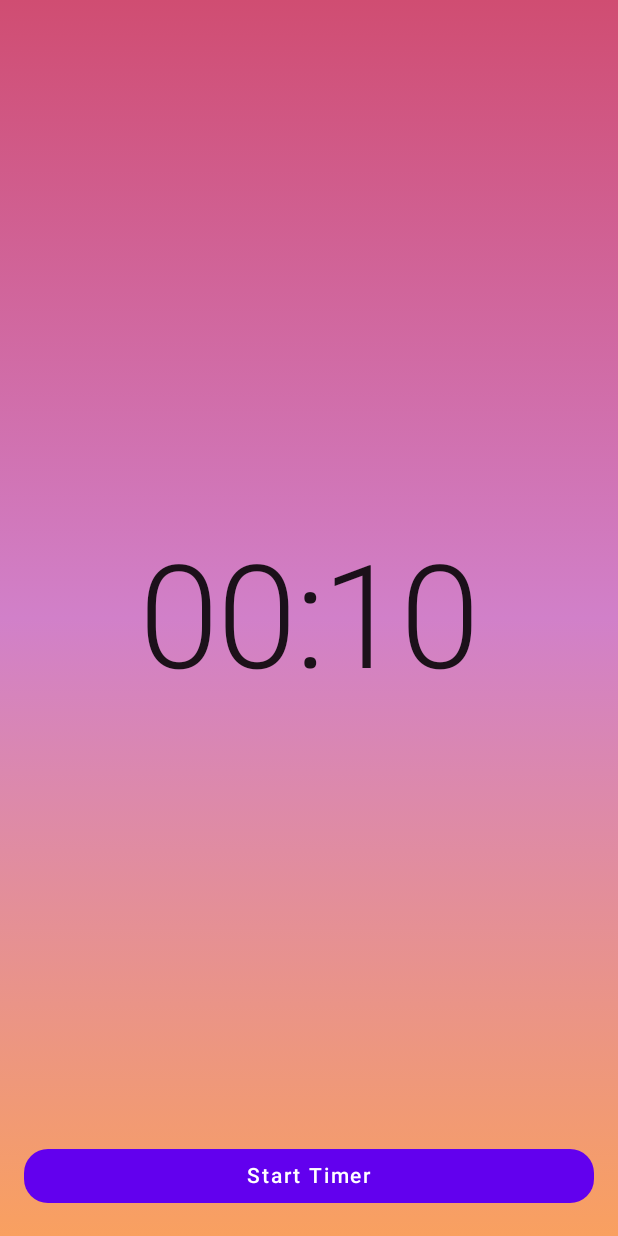
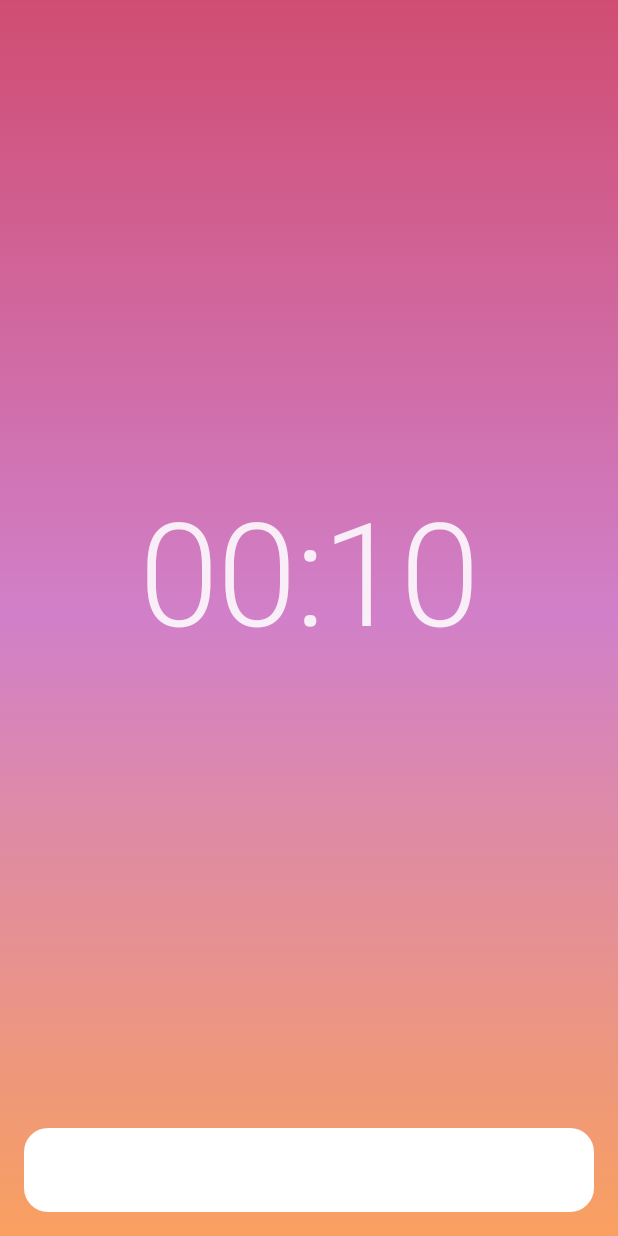
Before and after one commit to riggaroo/countdown-timer-compose, an Android app built with Jetpack Compose: the screen it shows after launch (MainActivity), on a phone screen of 412 x 824 dp. Run offline under Robolectric (Android 15) with nearby library versions, the phone set to English and light mode, and no system bars; our stand-ins replace livedata-compose; libraries missing offline, so code that uses them is left out: androidx.hilt.navigation.

Commit message:
Changed theme colours

```diff
--- /dev/null
+++ b/app/src/main/java/com/example/androiddevchallenge/timer/ui/TimerButton.kt
@@ -0,0 +1,39 @@
+package com.example.androiddevchallenge.timer.ui
+
+import androidx.compose.foundation.layout.fillMaxWidth
+import androidx.compose.foundation.layout.height
+import androidx.compose.foundation.layout.padding
+import androidx.compose.material.Button
+import androidx.compose.material.Text
+import androidx.compose.runtime.Composable
+import androidx.compose.ui.Modifier
+import androidx.compose.ui.res.stringResource
+import androidx.compose.ui.unit.dp
+import com.example.androiddevchallenge.R
+import com.example.androiddevchallenge.timer.TimerViewState
+
+@Composable
+fun TimerButton(timerViewState: TimerViewState, onButtonClick: () -> Unit){
+    Button(
+        elevation = null,
+        modifier = Modifier
+            .padding(16.dp)
+            .height(56.dp)
+            .fillMaxWidth(),
+        onClick = {
+            onButtonClick()
+        }) {
+        val text = when (timerViewState){
+            TimerViewState.IDLE -> {
+                stringResource(id = R.string.start_timer)
+            }
+            TimerViewState.RUNNING -> {
+                stringResource(id = R.string.stop_timer)
+            }
+            TimerViewState.FINISHED -> {
+                stringResource(id = R.string.restart_timer)
+            }
+        }
+        Text(text = text)
+    }
+}
--- a/app/src/main/java/com/example/androiddevchallenge/timer/ui/TimerScreen.kt
+++ b/app/src/main/java/com/example/androiddevchallenge/timer/ui/TimerScreen.kt
@@ -29,11 +29,15 @@ import androidx.compose.ui.draw.alpha
 import androidx.compose.ui.platform.LocalContext
 import androidx.compose.ui.res.stringResource
 import androidx.compose.ui.text.style.TextAlign
+import androidx.compose.ui.tooling.preview.Preview
 import androidx.compose.ui.unit.dp
 import androidx.navigation.NavController
 import com.example.androiddevchallenge.timer.ui.BackgroundGradient
 import com.example.androiddevchallenge.R
 import com.example.androiddevchallenge.timer.ext.formatDuration
+import com.example.androiddevchallenge.timer.ui.FlashingTimerText
+import com.example.androiddevchallenge.timer.ui.TimerButton
+import com.example.androiddevchallenge.timer.ui.TimerText
 import kotlinx.coroutines.flow.collect
 import kotlinx.coroutines.flow.receiveAsFlow
 
@@ -59,10 +63,21 @@ fun TimerScreen(timerViewModel: CountdownTimerViewModel, navController: NavContr
             }
         }
     }
+    TimerContents(state = state, onButtonPress = { timerViewModel.timerButtonPressed() })
+}
+
+@Preview
+@Composable
+fun PreviewTimerScreen() {
+    TimerContents(state = TimerModel(), onButtonPress = {  })
+}
+
+@Composable
+fun TimerContents(state: TimerModel, onButtonPress : () -> Unit) {
     Surface(color = MaterialTheme.colors.background) {
         BackgroundGradient()
-        Column(modifier = Modifier.padding(16.dp).fillMaxSize(),
-        verticalArrangement = Arrangement.Center) {
+        Column(modifier = Modifier.fillMaxSize().padding(bottom = 56.dp),
+            verticalArrangement = Arrangement.Center) {
             when (state.timerViewState) {
                 TimerViewState.RUNNING -> {
                     TimerText(timerText = state.durationRemaining.formatDuration())
@@ -79,7 +94,7 @@ fun TimerScreen(timerViewModel: CountdownTimerViewModel, navController: NavContr
             modifier = Modifier.fillMaxSize(),
             verticalArrangement = Arrangement.Bottom
         ){
-            TimerButton(state.timerViewState, onButtonClick = { timerViewModel.timerButtonPressed() })
+            TimerButton(state.timerViewState, onButtonClick = { onButtonPress() })
         }
     }
 }
@@ -107,57 +122,6 @@ fun playSound(mediaPlayer: MediaPlayer) {
     mediaPlayer.start()
 }
 
-fun stopPlayingSound(mediaPlayer: MediaPlayer){
+fun stopPlayingSound(mediaPlayer: MediaPlayer) {
     mediaPlayer.stop()
 }
-
-@Composable
-fun FlashingTimerText(timerText: String){
-    val infiniteTransition = rememberInfiniteTransition()
-    val alpha by infiniteTransition.animateFloat(
-        initialValue = 1.0f,
-        targetValue = 0.0f,
-        animationSpec = infiniteRepeatable(
-            animation = tween(400, easing = FastOutLinearInEasing),
-            repeatMode = RepeatMode.Reverse
-        )
-    )
-    TimerText(modifier = Modifier.alpha(alpha),
-        timerText = timerText)
-}
-
-@Composable
-fun TimerText(modifier: Modifier = Modifier, timerText: String) {
-    Text(modifier = modifier
-        .fillMaxWidth()
-        .padding(16.dp),
-        style = MaterialTheme.typography.h1,
-        text = timerText,
-        textAlign = TextAlign.Center
-    )
-}
-
-@Composable
-fun TimerButton(timerViewState: TimerViewState, onButtonClick: () -> Unit){
-    Button(
-        elevation = null,
-        modifier = Modifier
-            .padding(16.dp)
-            .fillMaxWidth(),
-        onClick = {
-            onButtonClick()
-        }) {
-        val text = when (timerViewState){
-            TimerViewState.IDLE -> {
-                stringResource(id = R.string.start_timer)
-            }
-            TimerViewState.RUNNING -> {
-                stringResource(id = R.string.stop_timer)
-            }
-            TimerViewState.FINISHED -> {
-                stringResource(id = R.string.restart_timer)
-            }
-        }
-        Text(text = text)
-    }
-}
--- /dev/null
+++ b/app/src/main/java/com/example/androiddevchallenge/timer/ui/TimerText.kt
@@ -0,0 +1,44 @@
+package com.example.androiddevchallenge.timer.ui
+
+import androidx.compose.animation.core.FastOutLinearInEasing
+import androidx.compose.animation.core.RepeatMode
+import androidx.compose.animation.core.animateFloat
+import androidx.compose.animation.core.infiniteRepeatable
+import androidx.compose.animation.core.rememberInfiniteTransition
+import androidx.compose.animation.core.tween
+import androidx.compose.foundation.layout.fillMaxWidth
+import androidx.compose.foundation.layout.padding
+import androidx.compose.material.MaterialTheme
+import androidx.compose.material.Text
+import androidx.compose.runtime.Composable
+import androidx.compose.runtime.getValue
+import androidx.compose.ui.Modifier
+import androidx.compose.ui.draw.alpha
+import androidx.compose.ui.text.style.TextAlign
+import androidx.compose.ui.unit.dp
+
+@Composable
+fun FlashingTimerText(timerText: String){
+    val infiniteTransition = rememberInfiniteTransition()
+    val alpha by infiniteTransition.animateFloat(
+        initialValue = 1.0f,
+        targetValue = 0.0f,
+        animationSpec = infiniteRepeatable(
+            animation = tween(400, easing = FastOutLinearInEasing),
+            repeatMode = RepeatMode.Reverse
+        )
+    )
+    TimerText(modifier = Modifier.alpha(alpha),
+        timerText = timerText)
+}
+
+@Composable
+fun TimerText(modifier: Modifier = Modifier, timerText: String) {
+    Text(modifier = modifier
+        .fillMaxWidth()
+        .padding(16.dp),
+        style = MaterialTheme.typography.h1,
+        text = timerText,
+        textAlign = TextAlign.Center
+    )
+}
--- a/app/src/main/java/com/example/androiddevchallenge/ui/theme/Color.kt
+++ b/app/src/main/java/com/example/androiddevchallenge/ui/theme/Color.kt
@@ -17,13 +17,12 @@ package com.example.androiddevchallenge.ui.theme
 
 import androidx.compose.ui.graphics.Color
 
-val purple200 = Color(0xFFBB86FC)
-val purple500 = Color(0xFF6200EE)
-val purple700 = Color(0xFF3700B3)
-val teal200 = Color(0xFF03DAC5)
 
 
 val orange = Color(0xFFF9A060)
 val peach = Color(0xFFD04D72)
 val lightPurple = Color(0xFFD180C9)
 val white = Color(0xFFFFFFFF)
+val gray_10 = Color(0xFFECECEC)
+val gray_90 = Color(0xFF202020)
+val black = Color(0xFF000000)
--- a/app/src/main/java/com/example/androiddevchallenge/ui/theme/Theme.kt
+++ b/app/src/main/java/com/example/androiddevchallenge/ui/theme/Theme.kt
@@ -22,24 +22,15 @@ import androidx.compose.material.lightColors
 import androidx.compose.runtime.Composable
 
 private val DarkColorPalette = darkColors(
-    primary = purple200,
-    primaryVariant = purple700,
-    secondary = teal200
+    primary = white,
+    primaryVariant = gray_10,
+    secondary = orange
 )
 
 private val LightColorPalette = lightColors(
-    primary = purple500,
-    primaryVariant = purple700,
-    secondary = teal200
-
-        /* Other default colors to override
-    background = Color.White,
-    surface = Color.White,
-    onPrimary = Color.White,
-    onSecondary = Color.Black,
-    onBackground = Color.Black,
-    onSurface = Color.Black,
-    */
+    primary = white,
+    primaryVariant = gray_10,
+    secondary = orange
 )
 
 @Composable
```
